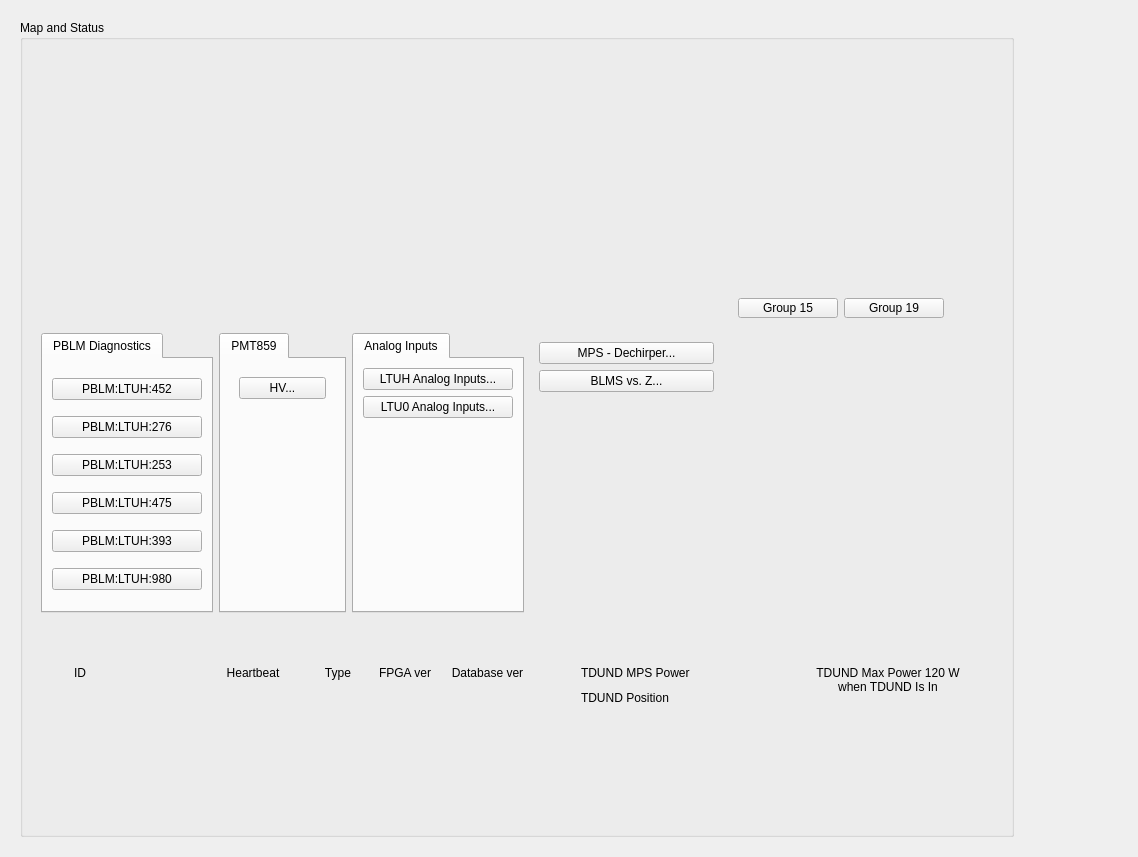
Qt form ltuh_main.ui (ad-build-test/pydm-mps) before a commit.
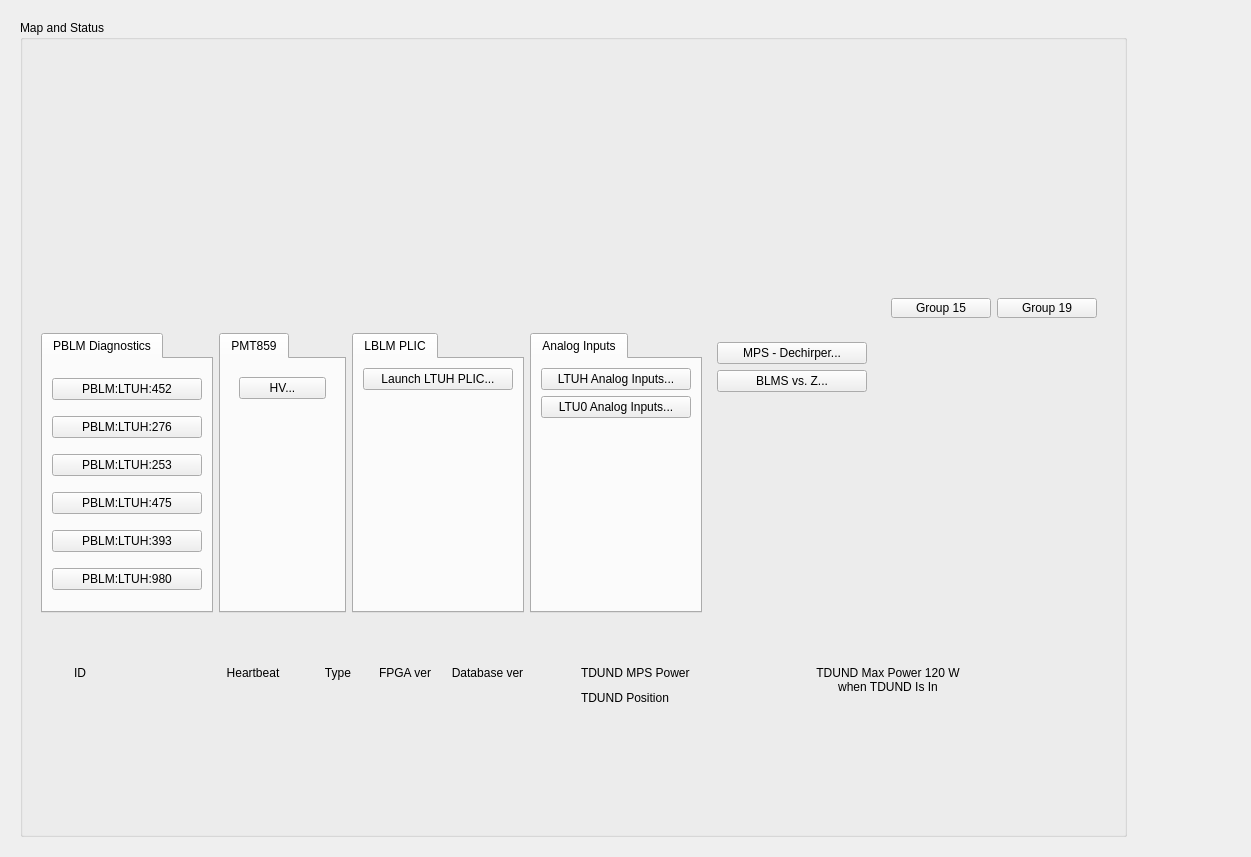
The same form after that commit. Custom widgets are drawn as their Qt base class.

Commit message: Changed analog inputs to use new python file. also added button that launches lblm_global at a specified area.

The edit to the form file:
```diff
--- a/ltuh_main.ui
+++ b/ltuh_main.ui
@@ -398,80 +398,123 @@
            <property name="frameShadow">
             <enum>QFrame::Raised</enum>
            </property>
-           <layout class="QGridLayout" name="gridLayout_12" columnstretch="1,1,1,3,0">
+           <layout class="QGridLayout" name="gridLayout_12" columnstretch="1,1,1,3,0,0">
             <item row="1" column="3">
-             <widget class="QFrame" name="frame_9">
-              <property name="frameShape">
-               <enum>QFrame::NoFrame</enum>
+             <widget class="QTabWidget" name="tabWidget_7">
+              <property name="maximumSize">
+               <size>
+                <width>175</width>
+                <height>16777215</height>
+               </size>
               </property>
-              <property name="frameShadow">
-               <enum>QFrame::Raised</enum>
+              <property name="currentIndex">
+               <number>0</number>
               </property>
-              <layout class="QGridLayout" name="gridLayout_10">
-               <item row="1" column="0">
-                <widget class="PyDMEDMDisplayButton" name="PyDMEDMDisplayButton_3">
-                 <property name="minimumSize">
-                  <size>
-                   <width>150</width>
-                   <height>20</height>
-                  </size>
-                 </property>
-                 <property name="toolTip">
-                  <string/>
-                 </property>
-                 <property name="text">
-                  <string>BLMS vs. Z...</string>
-                 </property>
-                 <property name="filenames" stdset="0">
-                  <stringlist>
-                   <string>mps_hxr_blm</string>
-                  </stringlist>
-                 </property>
-                 <property name="showIcon" stdset="0">
-                  <bool>false</bool>
-                 </property>
-                </widget>
-               </item>
-               <item row="0" column="0">
-                <widget class="PyDMEDMDisplayButton" name="PyDMEDMDisplayButton_2">
-                 <property name="minimumSize">
-                  <size>
-                   <width>150</width>
-                   <height>20</height>
-                  </size>
-                 </property>
-                 <property name="toolTip">
-                  <string/>
-                 </property>
-                 <property name="text">
-                  <string>MPS - Dechirper...</string>
-                 </property>
-                 <property name="filenames" stdset="0">
-                  <stringlist>
-                   <string>mps_dechirper</string>
-                  </stringlist>
-                 </property>
-                 <property name="showIcon" stdset="0">
-                  <bool>false</bool>
-                 </property>
-                </widget>
-               </item>
-               <item row="2" column="0">
-                <spacer name="verticalSpacer_3">
-                 <property name="orientation">
-                  <enum>Qt::Vertical</enum>
-                 </property>
-                 <property name="sizeHint" stdset="0">
-                  <size>
-                   <width>20</width>
-                   <height>40</height>
-                  </size>
-                 </property>
-                </spacer>
-               </item>
-              </layout>
+              <widget class="QWidget" name="tab_9">
+               <property name="minimumSize">
+                <size>
+                 <width>0</width>
+                 <height>250</height>
+                </size>
+               </property>
+               <attribute name="title">
+                <string>Analog Inputs</string>
+               </attribute>
+               <layout class="QGridLayout" name="gridLayout_22">
+                <item row="2" column="0">
+                 <spacer name="verticalSpacer_12">
+                  <property name="orientation">
+                   <enum>Qt::Vertical</enum>
+                  </property>
+                  <property name="sizeHint" stdset="0">
+                   <size>
+                    <width>20</width>
+                    <height>40</height>
+                   </size>
+                  </property>
+                 </spacer>
+                </item>
+                <item row="0" column="0">
+                 <widget class="PyDMRelatedDisplayButton" name="PyDMRelatedDisplayButton_11">
+                  <property name="minimumSize">
+                   <size>
+                    <width>150</width>
+                    <height>20</height>
+                   </size>
+                  </property>
+                  <property name="toolTip">
+                   <string/>
+                  </property>
+                  <property name="text">
+                   <string>LTUH Analog Inputs...</string>
+                  </property>
+                  <property name="filenames" stdset="0">
+                   <stringlist>
+                    <string>mps_threshold_area.py</string>
+                   </stringlist>
+                  </property>
+                  <property name="showIcon" stdset="0">
+                   <bool>false</bool>
+                  </property>
+                  <property name="macros" stdset="0">
+                   <stringlist>
+                    <string>{&quot;AREA&quot;:&quot;LTUH&quot;}</string>
+                   </stringlist>
+                  </property>
+                  <property name="openInNewWindow" stdset="0">
+                   <bool>true</bool>
+                  </property>
+                 </widget>
+                </item>
+                <item row="1" column="0">
+                 <widget class="PyDMRelatedDisplayButton" name="PyDMRelatedDisplayButton_12">
+                  <property name="minimumSize">
+                   <size>
+                    <width>150</width>
+                    <height>20</height>
+                   </size>
+                  </property>
+                  <property name="toolTip">
+                   <string/>
+                  </property>
+                  <property name="text">
+                   <string>LTU0 Analog Inputs...</string>
+                  </property>
+                  <property name="filenames" stdset="0">
+                   <stringlist>
+                    <string>mps_threshold_area.py</string>
+                   </stringlist>
+                  </property>
+                  <property name="showIcon" stdset="0">
+                   <bool>false</bool>
+                  </property>
+                  <property name="macros" stdset="0">
+                   <stringlist>
+                    <string>{&quot;AREA&quot;:&quot;LTU0&quot;}</string>
+                   </stringlist>
+                  </property>
+                  <property name="openInNewWindow" stdset="0">
+                   <bool>true</bool>
+                  </property>
+                 </widget>
+                </item>
+               </layout>
+              </widget>
              </widget>
             </item>
+            <item row="1" column="5">
+             <spacer name="horizontalSpacer_2">
+              <property name="orientation">
+               <enum>Qt::Horizontal</enum>
+              </property>
+              <property name="sizeHint" stdset="0">
+               <size>
+                <width>40</width>
+                <height>20</height>
+               </size>
+              </property>
+             </spacer>
+            </item>
             <item row="1" column="1">
              <widget class="QTabWidget" name="tabWidget_2">
               <property name="currentIndex">
@@ -764,123 +807,7 @@
               </widget>
              </widget>
             </item>
-            <item row="1" column="4">
-             <spacer name="horizontalSpacer_2">
-              <property name="orientation">
-               <enum>Qt::Horizontal</enum>
-              </property>
-              <property name="sizeHint" stdset="0">
-               <size>
-                <width>40</width>
-                <height>20</height>
-               </size>
-              </property>
-             </spacer>
-            </item>
-            <item row="1" column="2">
-             <widget class="QTabWidget" name="tabWidget_7">
-              <property name="maximumSize">
-               <size>
-                <width>175</width>
-                <height>16777215</height>
-               </size>
-              </property>
-              <property name="currentIndex">
-               <number>0</number>
-              </property>
-              <widget class="QWidget" name="tab_9">
-               <property name="minimumSize">
-                <size>
-                 <width>0</width>
-                 <height>250</height>
-                </size>
-               </property>
-               <attribute name="title">
-                <string>Analog Inputs</string>
-               </attribute>
-               <layout class="QGridLayout" name="gridLayout_22">
-                <item row="2" column="0">
-                 <spacer name="verticalSpacer_12">
-                  <property name="orientation">
-                   <enum>Qt::Vertical</enum>
-                  </property>
-                  <property name="sizeHint" stdset="0">
-                   <size>
-                    <width>20</width>
-                    <height>40</height>
-                   </size>
-                  </property>
-                 </spacer>
-                </item>
-                <item row="0" column="0">
-                 <widget class="PyDMRelatedDisplayButton" name="PyDMRelatedDisplayButton_11">
-                  <property name="minimumSize">
-                   <size>
-                    <width>150</width>
-                    <height>20</height>
-                   </size>
-                  </property>
-                  <property name="toolTip">
-                   <string/>
-                  </property>
-                  <property name="text">
-                   <string>LTUH Analog Inputs...</string>
-                  </property>
-                  <property name="filenames" stdset="0">
-                   <stringlist>
-                    <string>mps_threshold_area.ui</string>
-                   </stringlist>
-                  </property>
-                  <property name="showIcon" stdset="0">
-                   <bool>false</bool>
-                  </property>
-                  <property name="macros" stdset="0">
-                   <stringlist>
-                    <string>{&quot;AREA&quot;:&quot;LTUH&quot;}</string>
-                   </stringlist>
-                  </property>
-                  <property name="openInNewWindow" stdset="0">
-                   <bool>true</bool>
-                  </property>
-                 </widget>
-                </item>
-                <item row="1" column="0">
-                 <widget class="PyDMRelatedDisplayButton" name="PyDMRelatedDisplayButton_12">
-                  <property name="minimumSize">
-                   <size>
-                    <width>150</width>
-                    <height>20</height>
-                   </size>
-                  </property>
-                  <property name="toolTip">
-                   <string/>
-                  </property>
-                  <property name="text">
-                   <string>LTU0 Analog Inputs...</string>
-                  </property>
-                  <property name="filenames" stdset="0">
-                   <stringlist>
-                    <string>mps_threshold_area.ui</string>
-                   </stringlist>
-                  </property>
-                  <property name="showIcon" stdset="0">
-                   <bool>false</bool>
-                  </property>
-                  <property name="macros" stdset="0">
-                   <stringlist>
-                    <string>{&quot;AREA&quot;:&quot;LTU0&quot;}</string>
-                   </stringlist>
-                  </property>
-                  <property name="openInNewWindow" stdset="0">
-                   <bool>true</bool>
-                  </property>
-                 </widget>
-                </item>
-               </layout>
-              </widget>
-             </widget>
-            </item>
-            <item row="0" column="4">
+            <item row="0" column="5">
              <widget class="QFrame" name="frame_3">
               <property name="frameShape">
                <enum>QFrame::NoFrame</enum>
@@ -959,6 +886,138 @@
               </layout>
              </widget>
             </item>
+            <item row="1" column="4">
+             <widget class="QFrame" name="frame_9">
+              <property name="frameShape">
+               <enum>QFrame::NoFrame</enum>
+              </property>
+              <property name="frameShadow">
+               <enum>QFrame::Raised</enum>
+              </property>
+              <layout class="QGridLayout" name="gridLayout_10">
+               <item row="1" column="0">
+                <widget class="PyDMEDMDisplayButton" name="PyDMEDMDisplayButton_3">
+                 <property name="minimumSize">
+                  <size>
+                   <width>150</width>
+                   <height>20</height>
+                  </size>
+                 </property>
+                 <property name="toolTip">
+                  <string/>
+                 </property>
+                 <property name="text">
+                  <string>BLMS vs. Z...</string>
+                 </property>
+                 <property name="filenames" stdset="0">
+                  <stringlist>
+                   <string>mps_hxr_blm</string>
+                  </stringlist>
+                 </property>
+                 <property name="showIcon" stdset="0">
+                  <bool>false</bool>
+                 </property>
+                </widget>
+               </item>
+               <item row="2" column="0">
+                <spacer name="verticalSpacer_3">
+                 <property name="orientation">
+                  <enum>Qt::Vertical</enum>
+                 </property>
+                 <property name="sizeHint" stdset="0">
+                  <size>
+                   <width>20</width>
+                   <height>40</height>
+                  </size>
+                 </property>
+                </spacer>
+               </item>
+               <item row="0" column="0">
+                <widget class="PyDMEDMDisplayButton" name="PyDMEDMDisplayButton_2">
+                 <property name="minimumSize">
+                  <size>
+                   <width>150</width>
+                   <height>20</height>
+                  </size>
+                 </property>
+                 <property name="toolTip">
+                  <string/>
+                 </property>
+                 <property name="text">
+                  <string>MPS - Dechirper...</string>
+                 </property>
+                 <property name="filenames" stdset="0">
+                  <stringlist>
+                   <string>mps_dechirper</string>
+                  </stringlist>
+                 </property>
+                 <property name="showIcon" stdset="0">
+                  <bool>false</bool>
+                 </property>
+                </widget>
+               </item>
+              </layout>
+             </widget>
+            </item>
+            <item row="1" column="2">
+             <widget class="QTabWidget" name="tabWidget_3">
+              <property name="currentIndex">
+               <number>0</number>
+              </property>
+              <widget class="QWidget" name="tab_4">
+               <attribute name="title">
+                <string>LBLM PLIC</string>
+               </attribute>
+               <layout class="QGridLayout" name="gridLayout_18">
+                <item row="0" column="0">
+                 <widget class="PyDMRelatedDisplayButton" name="PyDMRelatedDisplayButton_4">
+                  <property name="minimumSize">
+                   <size>
+                    <width>150</width>
+                    <height>20</height>
+                   </size>
+                  </property>
+                  <property name="toolTip">
+                   <string/>
+                  </property>
+                  <property name="text">
+                   <string>Launch LTUH PLIC...</string>
+                  </property>
+                  <property name="filenames" stdset="0">
+                   <stringlist>
+                    <string>$PYDM/misc/lblm_global.py</string>
+                   </stringlist>
+                  </property>
+                  <property name="showIcon" stdset="0">
+                   <bool>false</bool>
+                  </property>
+                  <property name="macros" stdset="0">
+                   <stringlist>
+                    <string>{&quot;DEVICE&quot;:&quot;LBLM:LTUH:105:B&quot;}</string>
+                   </stringlist>
+                  </property>
+                  <property name="openInNewWindow" stdset="0">
+                   <bool>true</bool>
+                  </property>
+                 </widget>
+                </item>
+                <item row="1" column="0">
+                 <spacer name="verticalSpacer_6">
+                  <property name="orientation">
+                   <enum>Qt::Vertical</enum>
+                  </property>
+                  <property name="sizeHint" stdset="0">
+                   <size>
+                    <width>20</width>
+                    <height>40</height>
+                   </size>
+                  </property>
+                 </spacer>
+                </item>
+               </layout>
+              </widget>
+             </widget>
+            </item>
            </layout>
           </widget>
          </item>
```
The commit also changes 15 other files.
